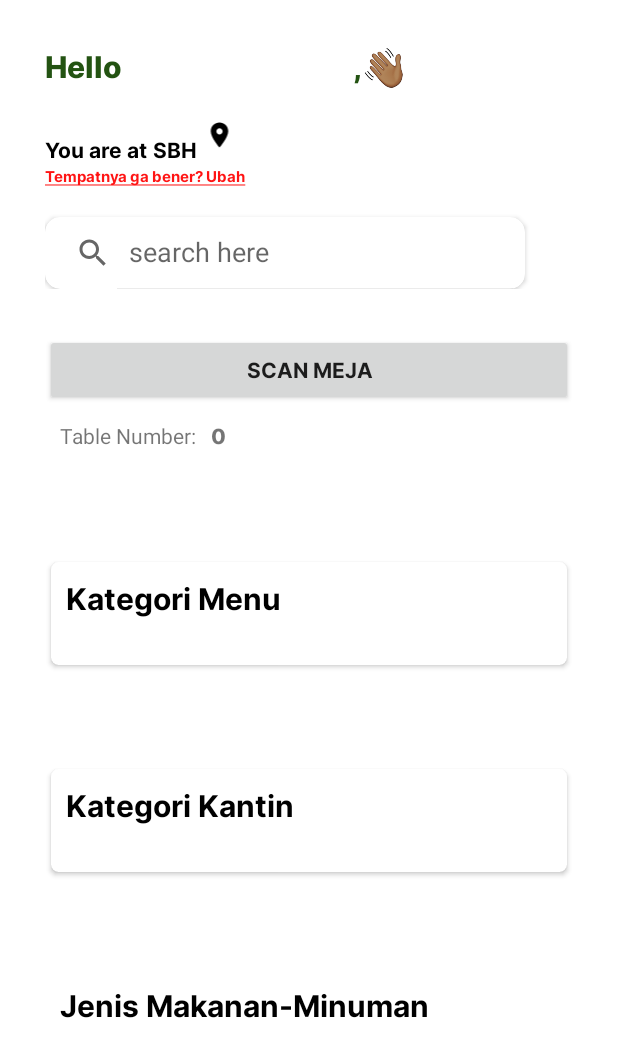
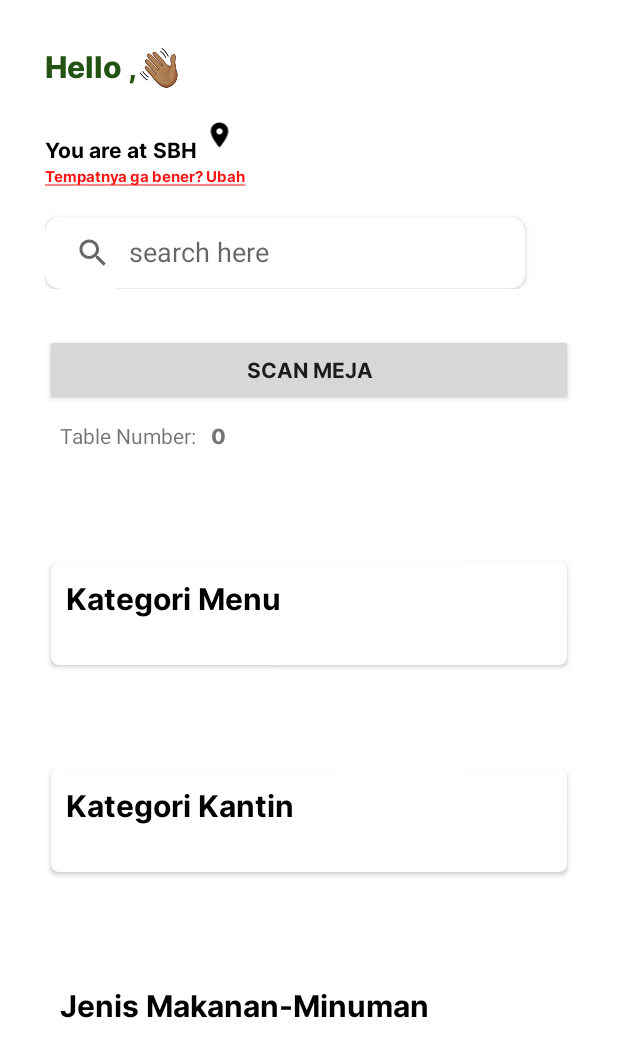
Before and after one commit to IamFirdaus1/eaterly, an Android app: the screen it shows after launch once a user with an empty profile is signed in (MainActivity), on a phone screen of 412 x 824 dp. Shown: the top 1057 px of the screen. Run offline under Robolectric (Android 15) with nearby library versions, the phone set to English and light mode, and no system bars; our stand-ins replace Firebase (no records; nobody signed in at launch, a user with empty details on screens opened directly); pictures from the network do not load; 1 statement that could not run was skipped.

Commit message:
name display + maxwidth

```diff
--- a/app/src/main/res/layout/fragment_home.xml
+++ b/app/src/main/res/layout/fragment_home.xml
@@ -43,7 +43,8 @@
 
                     <TextView
                         android:id="@+id/username"
-                        android:layout_width="150dp"
+                        android:layout_width="wrap_content"
+                        android:maxWidth="200dp"
                         android:layout_height="30dp"
                         android:fontFamily="@font/interextrabolds"
                         android:text="Daus"
--- a/app/src/main/res/layout/fragment_seller_home.xml
+++ b/app/src/main/res/layout/fragment_seller_home.xml
@@ -37,7 +37,8 @@
 
                 <TextView
                     android:id="@+id/username"
-                    android:layout_width="150dp"
+                    android:layout_width="wrap_content"
+                    android:maxWidth="200dp"
                     android:layout_height="30dp"
                     android:fontFamily="@font/interextrabolds"
                     android:text="Daus"
```
